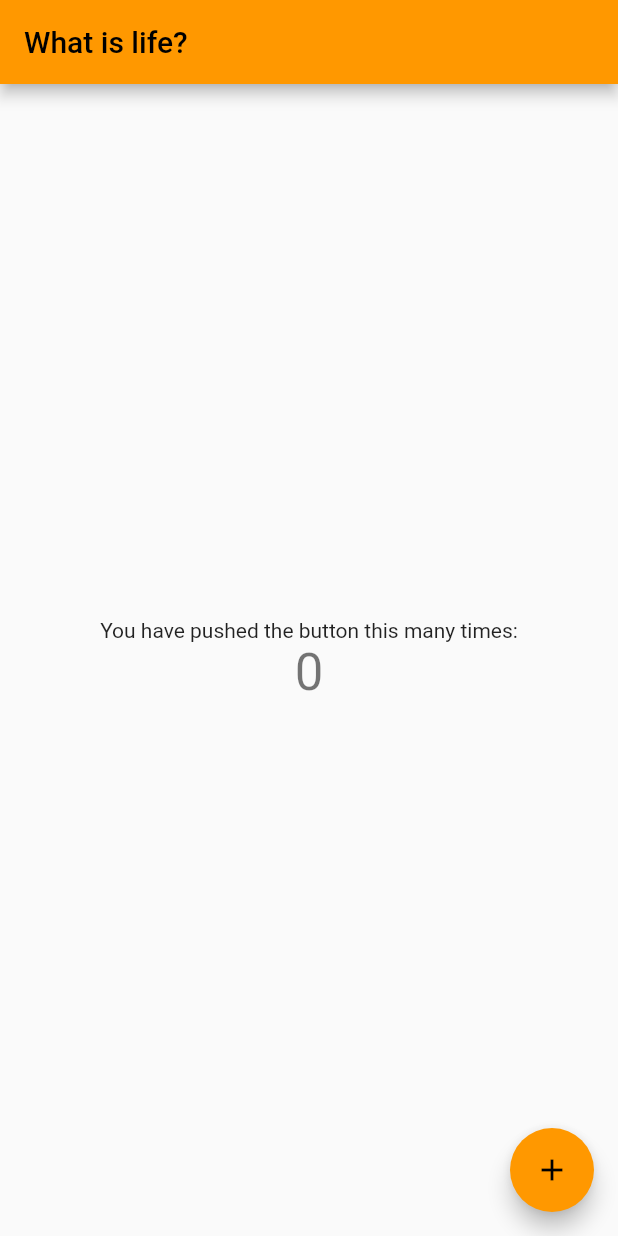
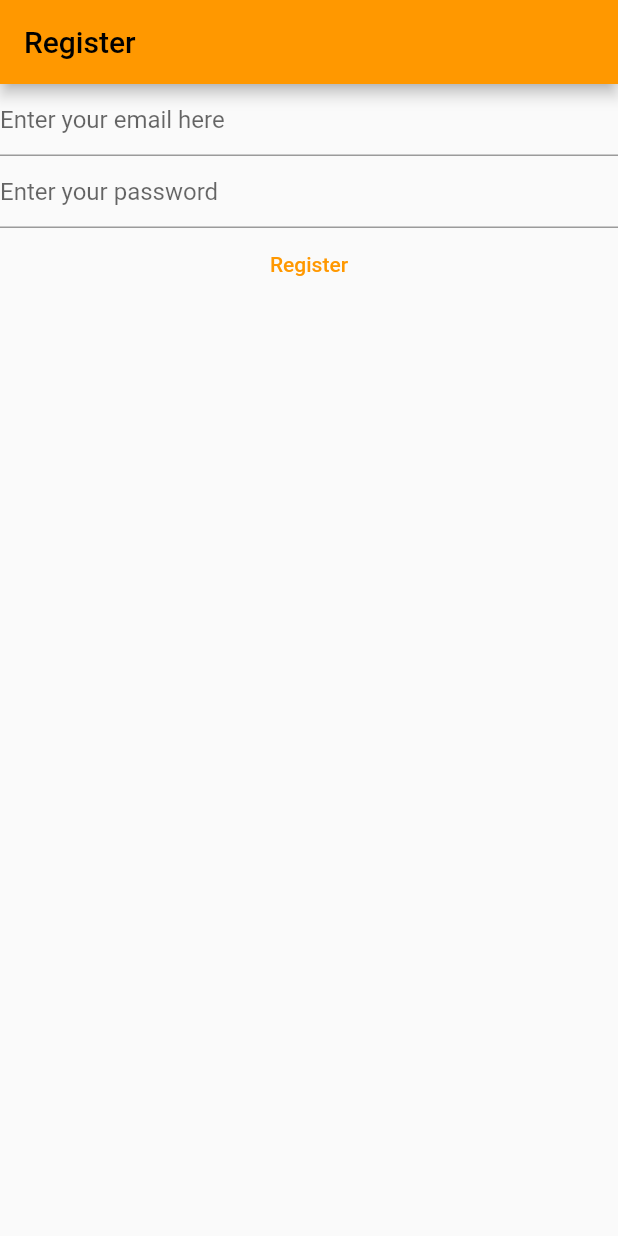
Before and after one commit to Sansh2356/Flutter_Android_Dev, a Flutter app: the screen it shows after launch, on a phone screen of 412 x 824 dp. Run offline on Flutter 3.47's test engine with Material 2 defaults, Android fonts, the phone set to English and light mode, and no system bars; our stand-ins replace firebase_auth, firebase_core; accounts and stored records are empty.

Commit message:
Commit till 7th april

```diff
--- a/project1/lib/main.dart
+++ b/project1/lib/main.dart
@@ -1,117 +1,92 @@
+//import 'dart:html';
+
+import 'package:firebase_core/firebase_core.dart';
 import 'package:flutter/material.dart';
+import 'package:firebase_auth/firebase_auth.dart';
+import 'firebase_options.dart';
 
 void main() {
-  runApp(const MyApp());
+  WidgetsFlutterBinding.ensureInitialized();
+  runApp(MaterialApp(
+    title: 'Flutter Demo',
+    theme: ThemeData(primarySwatch: Colors.orange),
+    home: const HomePage(),
+  ));
 }
 
-void test() {}
+class HomePage extends StatefulWidget {
+  const HomePage({super.key});
 
-class MyApp extends StatelessWidget {
-  const MyApp({super.key});
-
-  // This widget is the root of your application.
   @override
-  Widget build(BuildContext context) {
-    test();
-    return MaterialApp(
-      title: 'Flutter Demo',
-      theme: ThemeData(
-          // This is the theme of your application.
-          //
-          // Try running your application with "flutter run". You'll see the
-          // application has a blue toolbar. Then, without quitting the app, try
-          // changing the primarySwatch below to Colors.green and then invoke
-          // "hot reload" (press "r" in the console where you ran "flutter run",
-          // or simply save your changes to "hot reload" in a Flutter IDE).
-          // Notice that the counter didn't reset back to zero; the application
-          // is not restarted.
-          primarySwatch: Colors.orange),
-      home: const MyHomePage(title: 'What is life?'),
-    );
-  }
+  State<HomePage> createState() => _HomePageState();
 }
 
-class MyHomePage extends StatefulWidget {
-  const MyHomePage({super.key, required this.title});
-
-  // This widget is the home page of your application. It is stateful, meaning
-  // that it has a State object (defined below) that contains fields that affect
-  // how it looks.
-
-  // This class is the configuration for the state. It holds the values (in this
-  // case the title) provided by the parent (in this case the App widget) and
-  // used by the build method of the State. Fields in a Widget subclass are
-  // always marked "final".
-
-  final String title;
+class _HomePageState extends State<HomePage> {
+  late final TextEditingController _email;
+  late final TextEditingController _password;
+  @override
+  void initState() {
+    _email = TextEditingController();
+    _password = TextEditingController();
+    super.initState();
+  }
 
   @override
-  State<MyHomePage> createState() => _MyHomePageState();
-}
-
-class _MyHomePageState extends State<MyHomePage> {
-  int _counter = 0;
-
-  void _incrementCounter() {
-    setState(() {
-      // This call to setState tells the Flutter framework that something has
-      // changed in this State, which causes it to rerun the build method below
-      // so that the display can reflect the updated values. If we changed
-      // _counter without calling setState(), then the build method would not be
-      // called again, and so nothing would appear to happen.
-      _counter++;
-    });
+  void dispose() {
+    // TODO: implement dispose
+    _email.dispose();
+    _password.dispose();
+    super.dispose();
   }
 
   @override
   Widget build(BuildContext context) {
-    // This method is rerun every time setState is called, for instance as done
-    // by the _incrementCounter method above.
-    //
-    // The Flutter framework has been optimized to make rerunning build methods
-    // fast, so that you can just rebuild anything that needs updating rather
-    // than having to individually change instances of widgets.
     return Scaffold(
-      appBar: AppBar(
-        // Here we take the value from the MyHomePage object that was created by
-        // the App.build method, and use it to set our appbar title.
-        title: Text(widget.title),
+      appBar: AppBar(title: const Text('Register')),
+      body: FutureBuilder(
+        future: Firebase.initializeApp(
+          options: DefaultFirebaseOptions.currentPlatform,
+        ),
+        builder: (context, snapshot) {
+          switch (snapshot.connectionState) {
+            case ConnectionState.done:
+              // TODO: Handle this case.
+              return Column(
+                children: [
+                  TextField(
+                    controller: _email,
+                    decoration: const InputDecoration(
+                      hintText: 'Enter your email here',
+                    ),
+                  ),
+                  TextField(
+                    controller: _password,
+                    obscureText: true,
+                    enableSuggestions: false,
+                    autocorrect: false,
+                    keyboardType: TextInputType.emailAddress,
+                    decoration: const InputDecoration(
+                      hintText: 'Enter your password',
+                    ),
+                  ),
+                  TextButton(
+                      onPressed: () async {
+                        final email = _email.text;
+                        final password = _password.text;
+
+                        final UserCredential = await FirebaseAuth.instance
+                            .createUserWithEmailAndPassword(
+                                email: email, password: password);
+                        print(UserCredential);
+                      },
+                      child: const Text('Register')),
+                ],
+              );
+            default:
+              return (Text('Loading...'));
+          }
+        },
       ),
-      body: Center(
-        // Center is a layout widget. It takes a single child and positions it
-        // in the middle of the parent.
-        child: Column(
-          // Column is also a layout widget. It takes a list of children and
-          // arranges them vertically. By default, it sizes itself to fit its
-          // children horizontally, and tries to be as tall as its parent.
-          //
-          // Invoke "debug painting" (press "p" in the console, choose the
-          // "Toggle Debug Paint" action from the Flutter Inspector in Android
-          // Studio, or the "Toggle Debug Paint" command in Visual Studio Code)
-          // to see the wireframe for each widget.
-          //
-          // Column has various properties to control how it sizes itself and
-          // how it positions its children. Here we use mainAxisAlignment to
-          // center the children vertically; the main axis here is the vertical
-          // axis because Columns are vertical (the cross axis would be
-          // horizontal).
-          mainAxisAlignment: MainAxisAlignment.center,
-          children: <Widget>[
-            const Text(
-              'You have pushed the button this many times:',
-            ),
-            Text(
-              '$_counter',
-              style: Theme.of(context).textTheme.headlineMedium,
-            ),
-          ],
-        ),
-      ),
-      floatingActionButton: FloatingActionButton(
-        onPressed: _incrementCounter,
-        tooltip: 'Increment',
-        child: const Icon(Icons.add),
-      ), // This trailing comma makes auto-formatting nicer for build methods.
     );
   }
 }
```
Also changed, not shown: project1/random.txt (+24 -0 lines).
